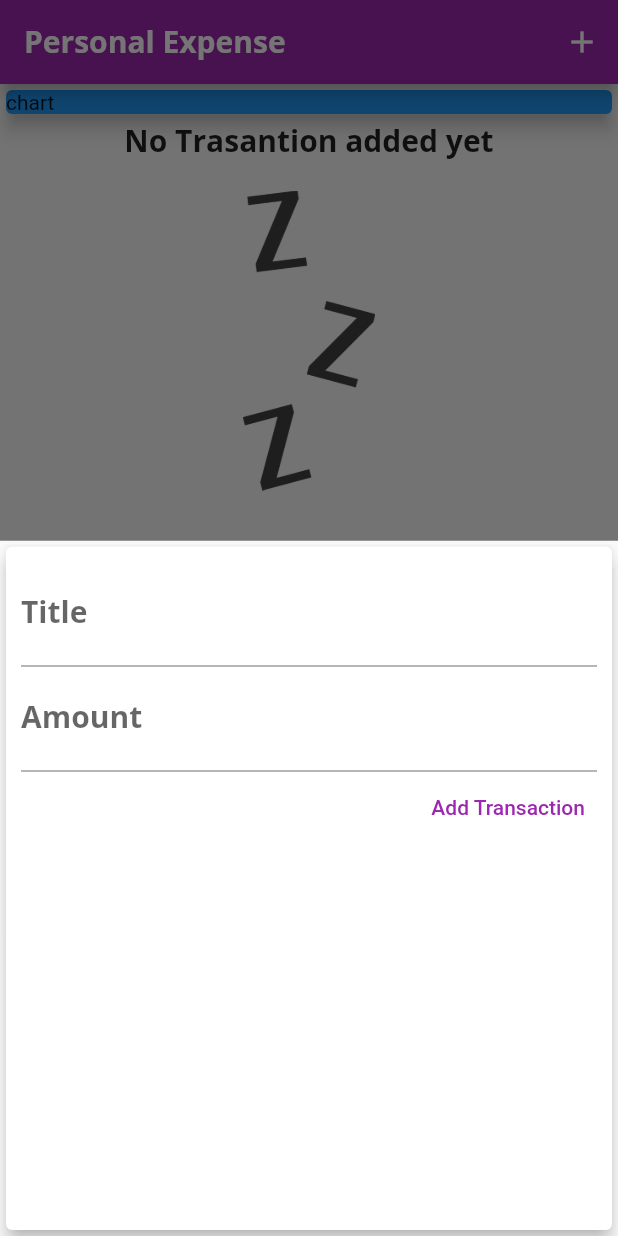
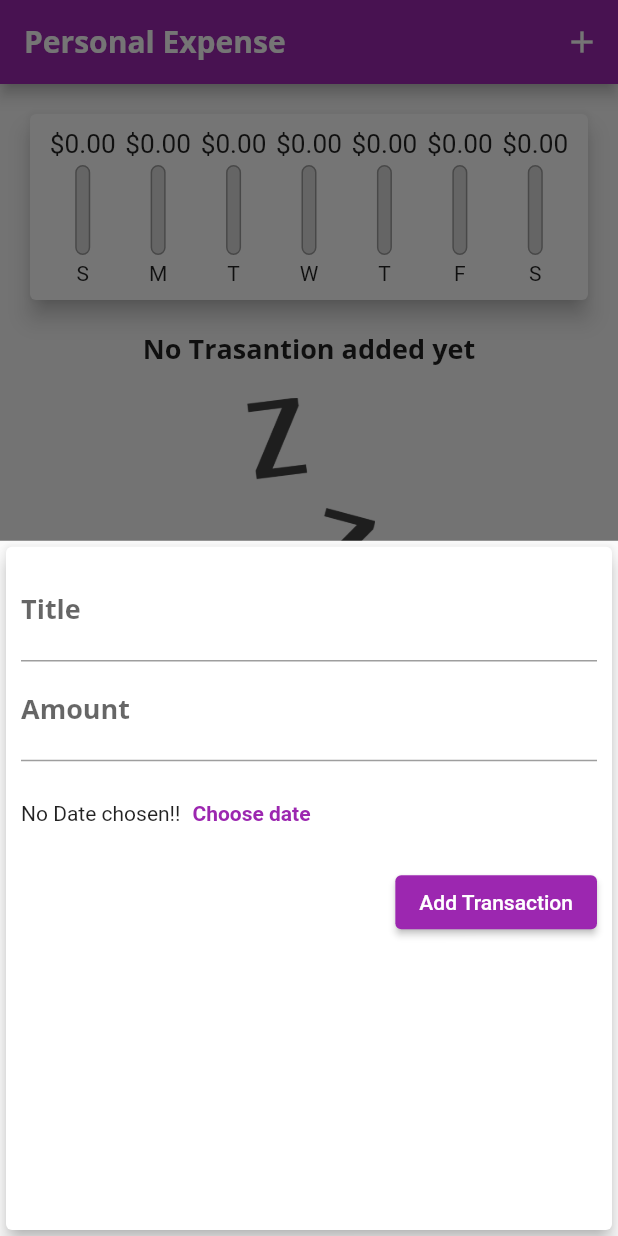
Before and after one commit to vansh132/Expense-App, a Flutter app: the screen it shows after launch, after a tap on the "add" icon, on a phone screen of 412 x 824 dp. Run offline on Flutter 3.47's test engine with Material 2 defaults, Android fonts, the light colour scheme and no system bars; missing offline and left inert: dart:ffi.

```diff
--- a/lib/main.dart
+++ b/lib/main.dart
@@ -1,6 +1,7 @@
 // ignore_for_file: prefer_const_constructors, prefer_const_literals_to_create_immutables, use_key_in_widget_constructors, sort_child_properties_last, sized_box_for_whitespace
 
 import 'package:flutter/material.dart';
+import 'package:personal_expense/widgets/chart.dart';
 import 'package:personal_expense/widgets/transaction_list.dart';
 import './widgets/new_transaction.dart';
 import './models/transaction.dart';
@@ -24,7 +25,7 @@ class MyApp extends StatelessWidget {
               titleMedium: TextStyle(
                   fontFamily: 'OpenSans',
                   fontWeight: FontWeight.bold,
-                  fontSize: 20)),
+                  fontSize: 18)),
           appBarTheme: AppBarTheme(
               textTheme: ThemeData.light().textTheme.copyWith(
                   headline6: TextStyle(
@@ -46,6 +47,22 @@ class _MyHomePageState extends State<MyHomePage> {
     // Transaction(id: "101", title: "Grocery", amount: 200, date: DateTime.now()),
     // Transaction(id: "102", title: "Shoes", amount: 500, date: DateTime.now())
   ];
+
+  List<Transaction> get _recentTransactions {
+    return _userTransactions.where((element) {
+      return element.date.isAfter(DateTime.now().subtract(Duration(days: 7)));
+    }).toList();
+  }
+
+/*   List<Transaction> get _recentTransaction {
+    return _userTransactions.where((tx) {
+      return tx.date.isAfter(
+        DateTime.now().subtract(
+          Duration(days: 7),
+        ),
+      );
+    });
+  } */
 
   void _addNewTransaction(String txTitle, double txAmount) {
     final newTx = Transaction(
@@ -98,11 +115,7 @@ class _MyHomePageState extends State<MyHomePage> {
           children: <Widget>[
             Container(
               width: double.infinity,
-              child: Card(
-                color: Colors.blue,
-                child: Text("chart"),
-                elevation: 5,
-              ),
+              child: Chart(_recentTransactions),
             ),
             TransactionList(_userTransactions)
           ],
--- a/lib/widgets/chart.dart
+++ b/lib/widgets/chart.dart
@@ -3,6 +3,7 @@
 import 'dart:ffi';
 
 import 'package:flutter/material.dart';
+import './chart_bar.dart';
 import '../models/transaction.dart';
 import 'package:intl/intl.dart';
 
@@ -23,7 +24,17 @@ class Chart extends StatelessWidget {
         }
       }
 
-      return {'day': DateFormat.E(weekDay), 'amount': totalSum};
+      return {
+        'day': DateFormat.E().format(weekDay).substring(0, 1),
+        'amount': totalSum
+      };
+    }).reversed.toList();
+  }
+
+  double get maxSpending {
+    // fold allow us to change the value type to the data type we want...
+    return groupedTransactionValues.fold(0.0, (sum, item) {
+      return sum + (item['amount'] as double);
     });
   }
 
@@ -32,8 +43,22 @@ class Chart extends StatelessWidget {
     return Card(
       elevation: 6,
       margin: EdgeInsets.all(20),
-      child: Row(
-        children: [],
+      child: Padding(
+        padding: EdgeInsets.all(10),
+        child: Row(
+          mainAxisAlignment: MainAxisAlignment.spaceAround,
+          children: groupedTransactionValues.map((data) {
+            return Flexible(
+              fit: FlexFit.tight,
+              child: ChartBar(
+                  data['day'].toString(),
+                  (data['amount'] as double),
+                  maxSpending == 0.0
+                      ? 0.0
+                      : (data['amount'] as double) / maxSpending),
+            );
+          }).toList(),
+        ),
       ),
     );
   }
--- /dev/null
+++ b/lib/widgets/chart_bar.dart
@@ -0,0 +1,52 @@
+// ignore_for_file: prefer_const_constructors, sized_box_for_whitespace
+
+import 'package:flutter/material.dart';
+
+class ChartBar extends StatelessWidget {
+  final String label;
+  final double spendingAmount;
+  final double spendingPctOfTotal;
+
+  ChartBar(this.label, this.spendingAmount, this.spendingPctOfTotal);
+
+  @override
+  Widget build(BuildContext context) {
+    return Column(
+      children: [
+        Container(
+            height: 20,
+            child: FittedBox(
+                child: Text('\$${spendingAmount.toStringAsFixed(2)}'))),
+        SizedBox(
+          height: 4,
+        ),
+        Container(
+          height: 60,
+          width: 10,
+          child: Stack(
+            children: [
+              Container(
+                decoration: BoxDecoration(
+                    border: Border.all(color: Colors.grey, width: 1.0),
+                    color: Color.fromRGBO(220, 220, 220, 1),
+                    borderRadius: BorderRadius.circular(10)),
+              ),
+              FractionallySizedBox(
+                heightFactor: spendingPctOfTotal,
+                child: Container(
+                  decoration: BoxDecoration(
+                      color: Theme.of(context).primaryColor,
+                      borderRadius: BorderRadius.circular(10)),
+                ),
+              )
+            ],
+          ),
+        ),
+        SizedBox(
+          height: 4,
+        ),
+        Text('$label')
+      ],
+    );
+  }
+}
--- a/lib/widgets/new_transaction.dart
+++ b/lib/widgets/new_transaction.dart
@@ -56,12 +56,33 @@ class _NewTransactionState extends State<NewTransaction> {
                       amountInput = value;
                     }, */
             ),
-            TextButton(
+            Container(
+              height: 70,
+              child: Row(
+                children: [
+                  Text("No Date chosen!!"),
+                  TextButton(
+                      style: ButtonStyle(
+                          foregroundColor: MaterialStateProperty.all(
+                              Theme.of(context).primaryColor)),
+                      onPressed: null,
+                      child: Text(
+                        "Choose date",
+                        style: TextStyle(fontWeight: FontWeight.bold),
+                      ))
+                ],
+              ),
+            ),
+            ElevatedButton(
               onPressed:
                   submitData, // pass reference when there is no anonomous function
-              child: Text("Add Transaction"),
+              child: Text(
+                "Add Transaction",
+                style: TextStyle(color: Colors.white),
+              ),
               style: ButtonStyle(
-                  foregroundColor: MaterialStateProperty.all(Colors.purple)),
+                  foregroundColor: MaterialStateProperty.all(
+                      Theme.of(context).primaryColor)),
             )
           ],
         ),
```
Also changed, not shown: lib/widgets/transaction_list.dart (+18 -32 lines).
